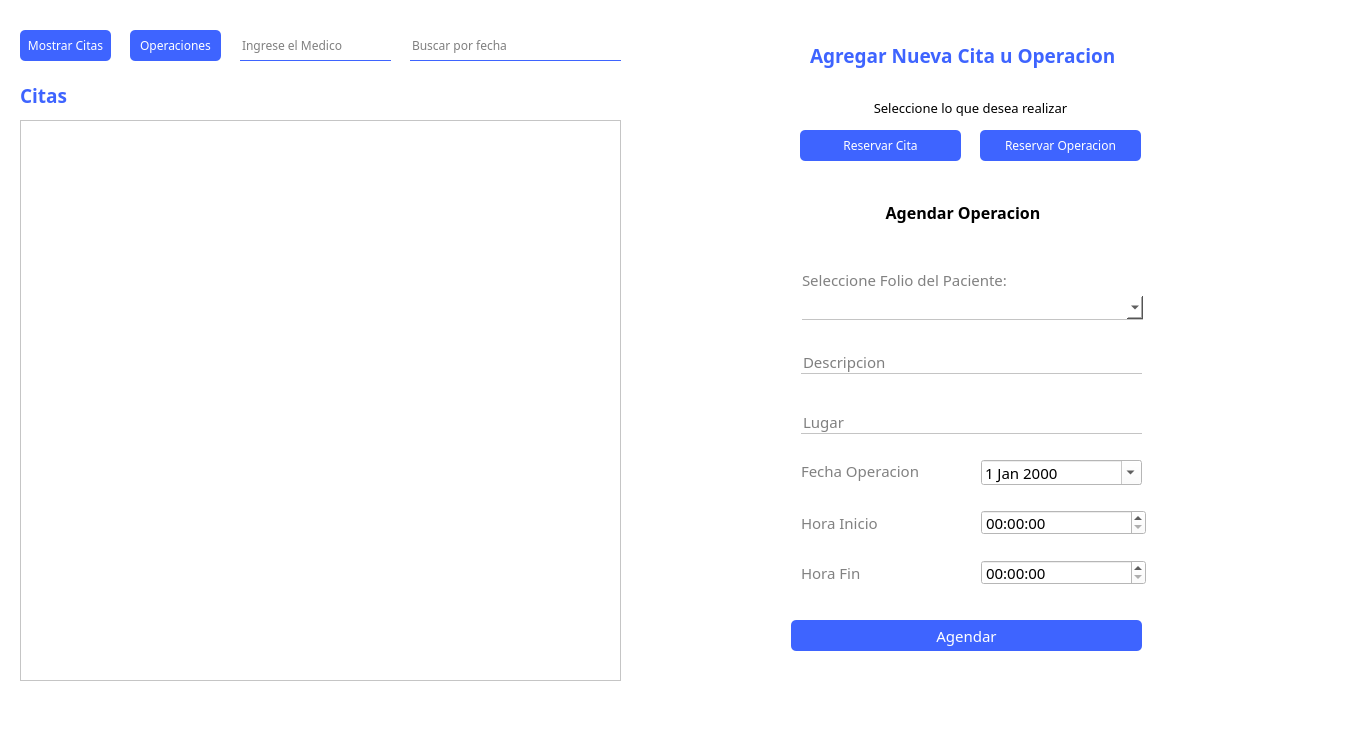
The window that hospital-Core/Widgets/Recepcionista/recepcionista_citas.ui (MrDanielG/Hospital-SCRUM) describes before a commit, drawn with Qt 5.
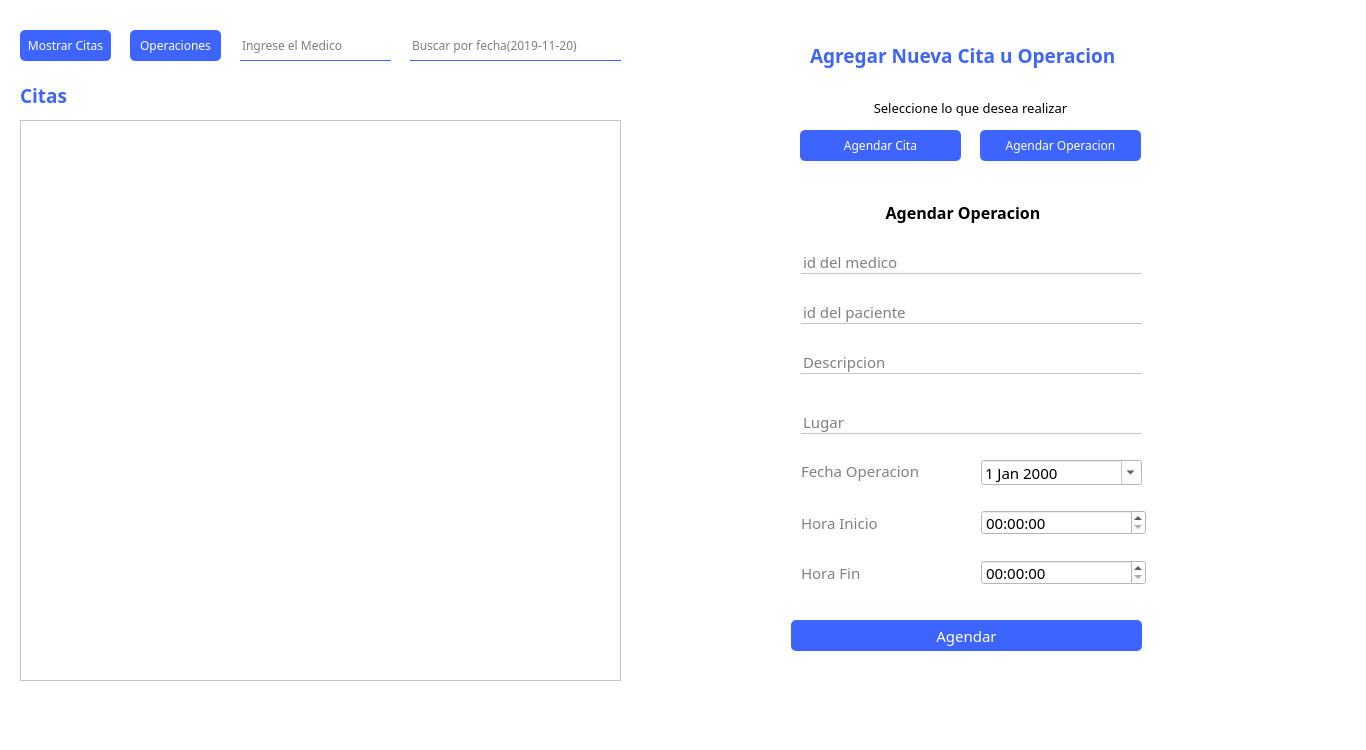
The same window after the commit.

Commit message: Crear Citas u operacion recepcion

Patch:
```diff
--- a/hospital-Core/Widgets/Recepcionista/recepcionista_citas.ui
+++ b/hospital-Core/Widgets/Recepcionista/recepcionista_citas.ui
@@ -109,7 +109,7 @@
 border-bottom: 1px solid #3E64FF;</string>
    </property>
    <property name="placeholderText">
-    <string>Buscar por fecha</string>
+    <string>Buscar por fecha(2019-11-20)</string>
    </property>
   </widget>
   <widget class="QLabel" name="seccion">
@@ -156,7 +156,7 @@
 color: white;</string>
    </property>
    <property name="text">
-    <string>Reservar Cita</string>
+    <string>Agendar Cita</string>
    </property>
   </widget>
   <widget class="QLabel" name="seccion_2">
@@ -203,7 +203,7 @@
 color: white;</string>
    </property>
    <property name="text">
-    <string>Reservar Operacion</string>
+    <string>Agendar Operacion</string>
    </property>
   </widget>
   <widget class="QLabel" name="label">
@@ -715,7 +715,59 @@
       </font>
      </property>
     </widget>
-    <widget class="QPushButton" name="btn_agendarCita_2">
+    <widget class="QLineEdit" name="operacion_id_paciente">
+     <property name="geometry">
+      <rect>
+       <x>100</x>
+       <y>130</y>
+       <width>341</width>
+       <height>24</height>
+      </rect>
+     </property>
+     <property name="font">
+      <font>
+       <family>Montserrat</family>
+       <pointsize>11</pointsize>
+      </font>
+     </property>
+     <property name="styleSheet">
+      <string notr="true">border: none;
+border-bottom: 1px solid #C4C4C4;</string>
+     </property>
+     <property name="text">
+      <string/>
+     </property>
+     <property name="placeholderText">
+      <string>id del paciente</string>
+     </property>
+    </widget>
+    <widget class="QLineEdit" name="operacion_id_medico">
+     <property name="geometry">
+      <rect>
+       <x>100</x>
+       <y>80</y>
+       <width>341</width>
+       <height>24</height>
+      </rect>
+     </property>
+     <property name="font">
+      <font>
+       <family>Montserrat</family>
+       <pointsize>11</pointsize>
+      </font>
+     </property>
+     <property name="styleSheet">
+      <string notr="true">border: none;
+border-bottom: 1px solid #C4C4C4;</string>
+     </property>
+     <property name="text">
+      <string/>
+     </property>
+     <property name="placeholderText">
+      <string>id del medico</string>
+     </property>
+    </widget>
+    <widget class="QPushButton" name="operacion_btn_agendar">
      <property name="geometry">
       <rect>
        <x>90</x>
@@ -785,50 +837,7 @@
       <set>Qt::AlignCenter</set>
      </property>
     </widget>
-    <widget class="QLabel" name="label_10">
-     <property name="geometry">
-      <rect>
-       <x>101</x>
-       <y>99</y>
-       <width>219</width>
-       <height>21</height>
-      </rect>
-     </property>
-     <property name="font">
-      <font>
-       <family>Montserrat</family>
-       <pointsize>11</pointsize>
-      </font>
-     </property>
-     <property name="styleSheet">
-      <string notr="true">color: rgb(129, 129, 129);</string>
-     </property>
-     <property name="text">
-      <string>Seleccione Folio del Paciente:</string>
-     </property>
-    </widget>
-    <widget class="QComboBox" name="comboBox_idMedico_2">
-     <property name="geometry">
-      <rect>
-       <x>101</x>
-       <y>126</y>
-       <width>341</width>
-       <height>24</height>
-      </rect>
-     </property>
-     <property name="font">
-      <font>
-       <family>Montserrat</family>
-       <pointsize>11</pointsize>
-      </font>
-     </property>
-     <property name="styleSheet">
-      <string notr="true">border: none;
-background: white;
-border-bottom: 1px solid #C4C4C4;</string>
-     </property>
-    </widget>
-    <widget class="QLineEdit" name="lineEdit_descripcion_2">
+    <widget class="QLineEdit" name="operacion_descripcion">
      <property name="geometry">
       <rect>
        <x>100</x>
```
Left out of the diff: 47 changed lines with no effect on the pictures. The commit also changes 6 other files.
